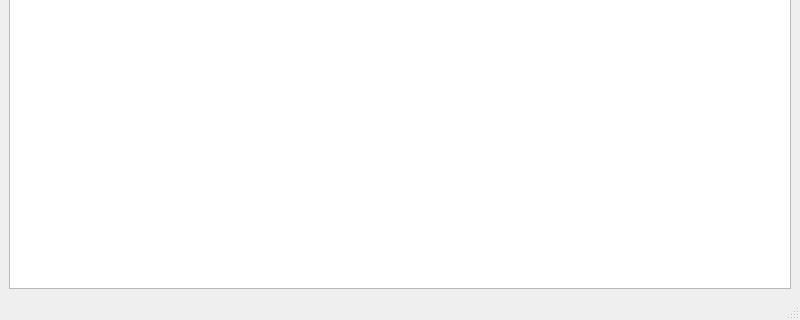
The window that mainwindow.ui (DmitryGalich/QuantProgram) describes before a commit, drawn with Qt 5; both pictures show x 0 to 800 and y 280 to 600 of the 800 by 600 pixel window.
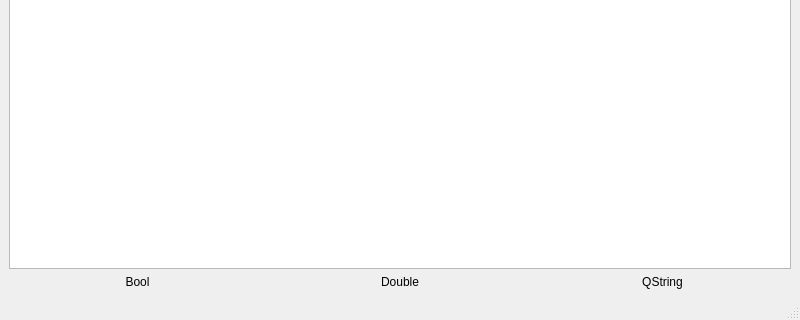
The same window after the commit.

Commit message: Bottom bar

What changed in the file:
```diff
--- a/mainwindow.ui
+++ b/mainwindow.ui
@@ -16,7 +16,48 @@
   <widget class="QWidget" name="centralwidget">
    <layout class="QVBoxLayout" name="verticalLayout_2">
     <item>
-     <widget class="QTableView" name="tableView"/>
+     <layout class="QVBoxLayout" name="verticalLayout">
+      <item>
+       <widget class="QTableView" name="tableView"/>
+      </item>
+      <item>
+       <layout class="QHBoxLayout" name="horizontalLayout">
+        <item>
+         <widget class="QLabel" name="boolLabel">
+          <property name="styleSheet">
+           <string notr="true"/>
+          </property>
+          <property name="text">
+           <string>Bool</string>
+          </property>
+          <property name="alignment">
+           <set>Qt::AlignCenter</set>
+          </property>
+         </widget>
+        </item>
+        <item>
+         <widget class="QLabel" name="doubleLabel">
+          <property name="text">
+           <string>Double</string>
+          </property>
+          <property name="alignment">
+           <set>Qt::AlignCenter</set>
+          </property>
+         </widget>
+        </item>
+        <item>
+         <widget class="QLabel" name="stringLabel">
+          <property name="text">
+           <string>QString</string>
+          </property>
+          <property name="alignment">
+           <set>Qt::AlignCenter</set>
+          </property>
+         </widget>
+        </item>
+       </layout>
+      </item>
+     </layout>
     </item>
    </layout>
   </widget>
```
The commit also changes 2 other files.
